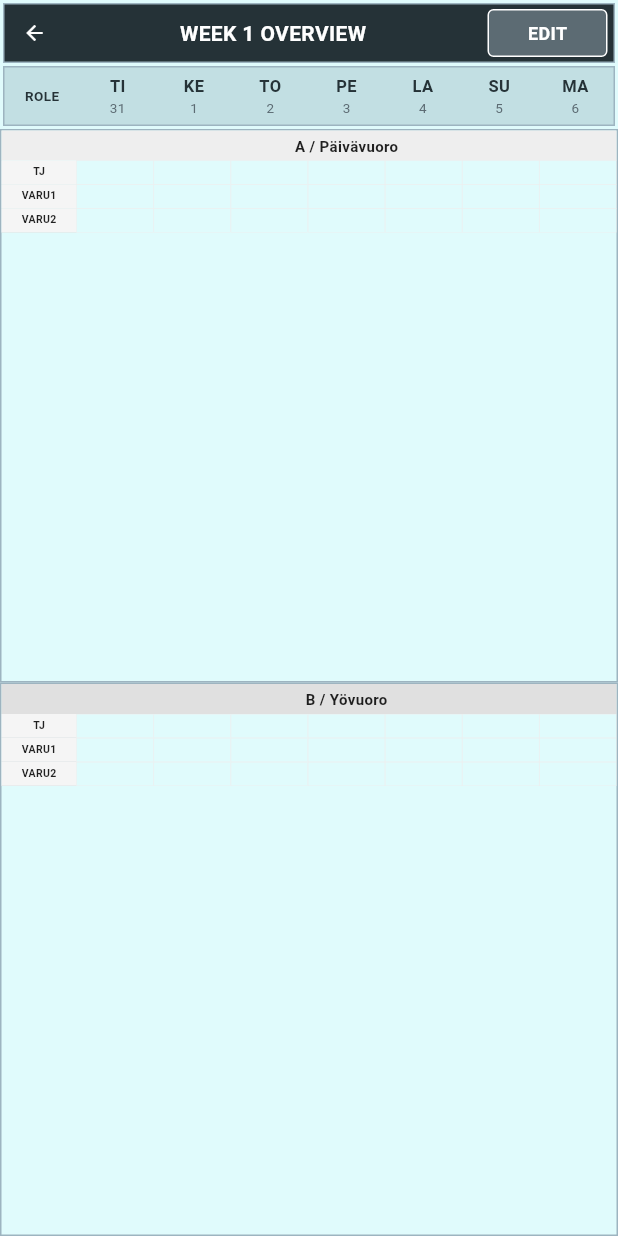
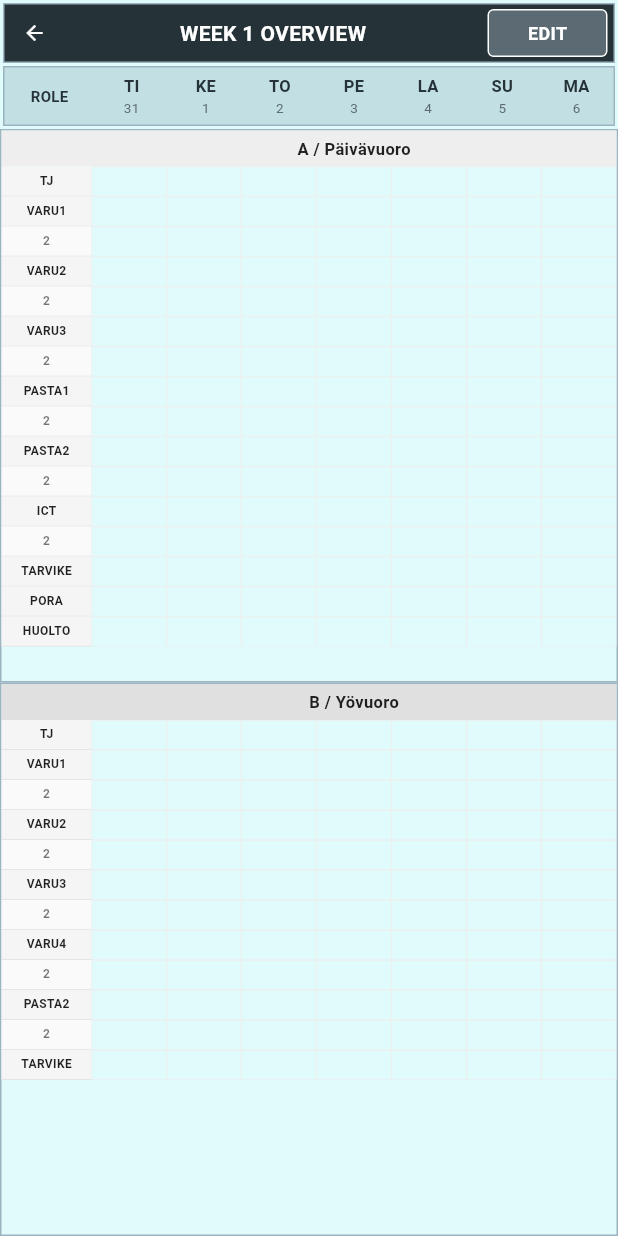
Before and after one commit to Blendermaestro/Recourcegame, a Flutter app: the YearView screen opened directly, on a phone screen of 412 x 824 dp. Run offline on Flutter 3.47's test engine with Material 3 defaults, Android fonts, the phone set to English and light mode, and no system bars; our stand-ins replace shared_preferences, supabase_flutter; missing offline and left inert: dart:html; accounts and stored records are empty.

Commit message:
Reverted year view to original cell sizes and show all profession rows
- Cell height back to 20px (from 16px compact)
- Column widths back to 60px (from 50px)
- Border thickness back to 0.5px (from 0.3px)
- Show ALL configured profession rows, not just ones with assignments
- Removed dynamic layout optimization functions
- Maintains proper profession-based colors and data sync

```diff
--- a/calendar_app/lib/views/year_view/year_view.dart
+++ b/calendar_app/lib/views/year_view/year_view.dart
@@ -331,13 +331,13 @@ class _YearViewState extends State<YearView> {
         children: [
           // Profession header space
           Container(
-            width: 50, // 🔥 MATCH SMALLER WIDTH!
+            width: 60, // 🔥 BACK TO ORIGINAL SIZE!
             child: const Center(
               child: Text(
                 'ROLE',
                 style: TextStyle(
                   fontWeight: FontWeight.bold,
-                  fontSize: 9, // 🔥 SMALLER FONT!
+                  fontSize: 10, // 🔥 BACK TO ORIGINAL SIZE!
                   color: Color(0xFF253237),
                 ),
               ),
@@ -384,8 +384,8 @@ class _YearViewState extends State<YearView> {
   }
 
   Widget _buildShiftView(int weekNumber, String shiftTitle, bool isDayShift) {
-    const rowHeight = 16.0; // 🔥 EVEN SMALLER FOR COMPACT VIEW!
-    final dayWidth = (MediaQuery.of(context).size.width - 50 - 8) / 7; // 🔥 SMALLER MARGINS!
+    const rowHeight = 20.0; // 🔥 BACK TO ORIGINAL SIZE!
+    final dayWidth = (MediaQuery.of(context).size.width - 60 - 16) / 7; // 🔥 BACK TO ORIGINAL!
 
     final professions = isDayShift
         ? _getDayShiftProfessions(weekNumber)
@@ -394,10 +394,15 @@ class _YearViewState extends State<YearView> {
         ? _getDayShiftRows(weekNumber)
         : _getNightShiftRows(weekNumber);
 
-    // 🔥 DYNAMIC LAYOUT - ONLY SHOW ROWS WITH ASSIGNMENTS OR MINIMUM NEEDED!
-    final dynamicLayout = _calculateDynamicLayout(weekNumber, shiftTitle, professions, rows);
-    final totalRows = dynamicLayout['totalRows'] as int;
-    final visibleProfessions = dynamicLayout['visibleProfessions'] as List<EmployeeRole>;
+    // 🔥 SHOW ALL CONFIGURED PROFESSION ROWS!
+    final visibleProfessions = EmployeeRole.values
+        .where((role) => professions[role] == true)
+        .toList();
+
+    int totalRows = 0;
+    for (final profession in visibleProfessions) {
+      totalRows += rows[profession] ?? 1;
+    }
 
     return Container(
       decoration: BoxDecoration(
@@ -407,17 +412,17 @@ class _YearViewState extends State<YearView> {
         children: [
           // Shift title
           Container(
-            height: 20, // 🔥 SMALLER HEADER!
+            height: 24, // 🔥 BACK TO ORIGINAL SIZE!
             color: isDayShift ? Colors.grey[200] : Colors.grey[300],
             child: Row(
               children: [
-                Container(width: 50), // 🔥 SMALLER PROFESSION SPACE!
+                Container(width: 60), // 🔥 BACK TO ORIGINAL SIZE!
                 Expanded(
                   child: Center(
                       child: Text(
                       shiftTitle,
                       style: const TextStyle(
-                        fontSize: 10, // 🔥 SMALLER FONT!
+                        fontSize: 11, // 🔥 BACK TO ORIGINAL SIZE!
                         fontWeight: FontWeight.bold,
                         color: Colors.black87
                       ),
@@ -433,9 +438,9 @@ class _YearViewState extends State<YearView> {
               children: [
                 // Profession labels column
                 Container(
-                  width: 50, // 🔥 SMALLER WIDTH!
+                  width: 60, // 🔥 BACK TO ORIGINAL SIZE!
                   child: Column(
-                    children: _buildDynamicProfessionLabels(dynamicLayout, rowHeight),
+                    children: _buildProfessionLabels(visibleProfessions, rows, rowHeight),
                   ),
                 ),
                 // Days grid with assignment blocks
@@ -452,7 +457,7 @@ class _YearViewState extends State<YearView> {
                                 Expanded(
                                   child: Container(
                                     decoration: BoxDecoration(
-                                      border: Border.all(color: Colors.grey[200]!, width: 0.3), // 🔥 THINNER BORDERS!
+                                      border: Border.all(color: Colors.grey[200]!, width: 0.5), // 🔥 BACK TO ORIGINAL!
                                     ),
                                   ),
                                 ),
@@ -487,14 +492,14 @@ class _YearViewState extends State<YearView> {
             alignment: Alignment.center,
             decoration: BoxDecoration(
               border: Border(
-                bottom: BorderSide(color: Colors.grey[300]!, width: 0.5),
+                bottom: BorderSide(color: Colors.grey[300]!, width: 0.5), // 🔥 BACK TO ORIGINAL!
               ),
               color: rowIndex % 2 == 0 ? Colors.grey[100] : Colors.grey[50],
             ),
             child: Text(
               rowIndex == 0 ? _getRoleDisplayName(profession) : '${rowIndex + 1}',
               style: TextStyle(
-                fontSize: 8,
+                fontSize: 8, // 🔥 KEEP FONT READABLE!
                 fontWeight: FontWeight.w600,
                 color: rowIndex == 0 ? Colors.black87 : Colors.black54,
               ),
@@ -523,101 +528,7 @@ class _YearViewState extends State<YearView> {
     }
   }
 
-  // 🔥 DYNAMIC LAYOUT CALCULATION - NO WASTED SPACE!
-  Map<String, dynamic> _calculateDynamicLayout(int weekNumber, String shiftTitle, Map<EmployeeRole, bool> professions, Map<EmployeeRole, int> rows) {
-    final List<EmployeeRole> visibleProfessions = [];
-    final Map<EmployeeRole, int> actualRowsNeeded = {};
-    int totalRows = 0;
 
-    // Check which professions actually have assignments or are needed
-    for (final profession in EmployeeRole.values) {
-      if (professions[profession] != true) continue; // Skip invisible professions
-
-      // Check if this profession has any assignments in this shift
-      bool hasAssignments = false;
-      int maxRowWithAssignment = -1;
-
-      for (final entry in _assignments.entries) {
-        final parsed = _parseAssignmentKey(entry.key);
-        if (parsed != null &&
-            parsed['weekNumber'] == weekNumber &&
-            parsed['shiftTitle'] == shiftTitle &&
-            parsed['profession'] == profession) {
-          hasAssignments = true;
-          final professionRow = parsed['professionRow'] as int;
-          maxRowWithAssignment = maxRowWithAssignment < professionRow ? professionRow : maxRowWithAssignment;
-        }
-      }
-
-      if (hasAssignments) {
-        visibleProfessions.add(profession);
-        // Show up to the highest row with an assignment + 1 (but at least 1 row)
-        final neededRows = (maxRowWithAssignment + 1).clamp(1, rows[profession] ?? 1);
-        actualRowsNeeded[profession] = neededRows;
-        totalRows += neededRows;
-      } else {
-        // For professions with no assignments, only show if they're critical roles
-        if (_isCriticalRole(profession)) {
-          visibleProfessions.add(profession);
-          actualRowsNeeded[profession] = 1; // Just show 1 row for critical roles
-          totalRows += 1;
-        }
-      }
-    }
-
-    return {
-      'visibleProfessions': visibleProfessions,
-      'actualRowsNeeded': actualRowsNeeded,
-      'totalRows': totalRows,
-    };
-  }
-
-  // Define which roles are always visible even without assignments
-  bool _isCriticalRole(EmployeeRole role) {
-    switch (role) {
-      case EmployeeRole.tj:
-      case EmployeeRole.varu1:
-      case EmployeeRole.varu2:
-        return true; // Always show TJ and main VARU roles
-      default:
-        return false;
-    }
-  }
-
-  List<Widget> _buildDynamicProfessionLabels(Map<String, dynamic> layout, double rowHeight) {
-    final List<Widget> labels = [];
-    final visibleProfessions = layout['visibleProfessions'] as List<EmployeeRole>;
-    final actualRowsNeeded = layout['actualRowsNeeded'] as Map<EmployeeRole, int>;
-
-    for (final profession in visibleProfessions) {
-      final professionRows = actualRowsNeeded[profession] ?? 1;
-
-      for (int rowIndex = 0; rowIndex < professionRows; rowIndex++) {
-        labels.add(
-          Container(
-            height: rowHeight,
-            alignment: Alignment.center,
-            decoration: BoxDecoration(
-              border: Border(
-                bottom: BorderSide(color: Colors.grey[300]!, width: 0.3), // 🔥 THINNER BORDERS!
-              ),
-              color: rowIndex % 2 == 0 ? Colors.grey[100] : Colors.grey[50],
-            ),
-            child: Text(
-              rowIndex == 0 ? _getRoleDisplayName(profession) : '${rowIndex + 1}',
-              style: TextStyle(
-                fontSize: 7, // 🔥 SMALLER FONT!
-                fontWeight: FontWeight.w600,
-                color: rowIndex == 0 ? Colors.black87 : Colors.black54,
-              ),
-            ),
-          ),
-        );
-      }
-    }
-
-    return labels;
-  }
 
   // 🔥 PROFESSION-BASED STORAGE SYSTEM - NO MORE LANE MISALIGNMENT! 🔥
 
@@ -687,15 +598,9 @@ class _YearViewState extends State<YearView> {
 
     // Get profession rows for this shift and week
     final isDay = !shiftTitle.toLowerCase().contains('yö');
-    final professions = isDay
-        ? _getDayShiftProfessions(weekNumber)
-        : _getNightShiftProfessions(weekNumber);
     final rows = isDay
         ? (_weekDayShiftRows[weekNumber] ?? _getDefaultDayShiftRows())
         : (_weekNightShiftRows[weekNumber] ?? _getDefaultNightShiftRows());
-
-    // Get dynamic layout for positioning
-    final dynamicLayout = _calculateDynamicLayout(weekNumber, shiftTitle, professions, rows);
 
     for (final entry in _assignments.entries) {
       if (!processedAssignments.contains(entry.key)) {
@@ -708,8 +613,8 @@ class _YearViewState extends State<YearView> {
           final profession = parsed['profession'] as EmployeeRole;
           final professionRow = parsed['professionRow'] as int;
 
-          // 🔥 CONVERT PROFESSION + ROW TO DYNAMIC LANE FOR RENDERING
-          final absoluteLane = _getDynamicAbsoluteLane(profession, professionRow, dynamicLayout);
+          // 🔥 BACK TO ORIGINAL POSITIONING SYSTEM!
+          final absoluteLane = _getProfessionToAbsoluteLane(profession, professionRow, shiftTitle, rows, weekNumber);
           if (absoluteLane == -1) continue; // Profession not visible or invalid row
 
           // Find contiguous assignment duration using profession-based keys
@@ -728,8 +633,8 @@ class _YearViewState extends State<YearView> {
             Positioned(
               left: startDay * dayWidth,
               top: absoluteLane * rowHeight,
-              width: (dayWidth * duration) - 0.5, // 🔥 SMALLER GAP!
-              height: rowHeight - 0.5, // 🔥 SMALLER GAP!
+              width: (dayWidth * duration) - 1, // 🔥 BACK TO ORIGINAL GAP!
+              height: rowHeight - 1, // 🔥 BACK TO ORIGINAL GAP!
               child: _buildAssignmentBlock(entry.value),
             ),
           );
@@ -741,27 +646,7 @@ class _YearViewState extends State<YearView> {
     return blocks;
   }
 
-  // 🔥 GET ABSOLUTE LANE BASED ON DYNAMIC LAYOUT!
-  int _getDynamicAbsoluteLane(EmployeeRole profession, int professionRow, Map<String, dynamic> layout) {
-    final visibleProfessions = layout['visibleProfessions'] as List<EmployeeRole>;
-    final actualRowsNeeded = layout['actualRowsNeeded'] as Map<EmployeeRole, int>;
 
-    int currentLane = 0;
-    for (final visibleProfession in visibleProfessions) {
-      if (visibleProfession == profession) {
-        final maxRows = actualRowsNeeded[profession] ?? 1;
-        if (professionRow >= 0 && professionRow < maxRows) {
-          return currentLane + professionRow;
-        }
-        return -1; // Invalid row
-      }
-
-      final professionRows = actualRowsNeeded[visibleProfession] ?? 1;
-      currentLane += professionRows;
-    }
-
-    return -1; // Profession not visible
-  }
 
   Widget _buildAssignmentBlock(Employee employee) {
     return Container(
```
